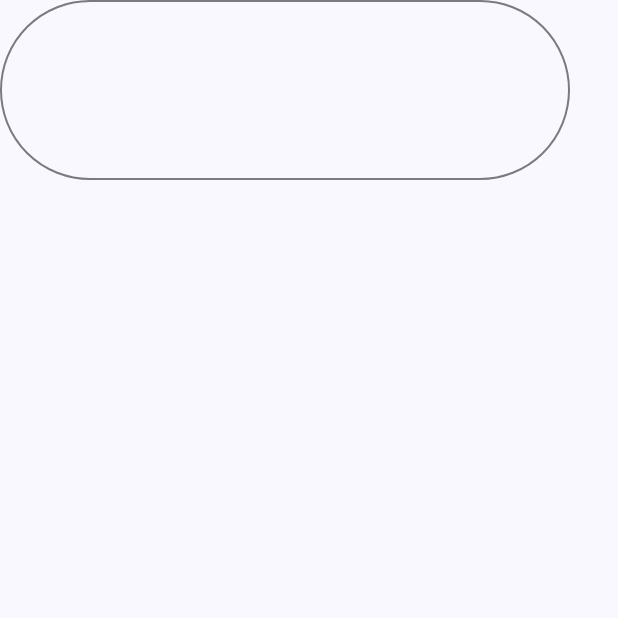
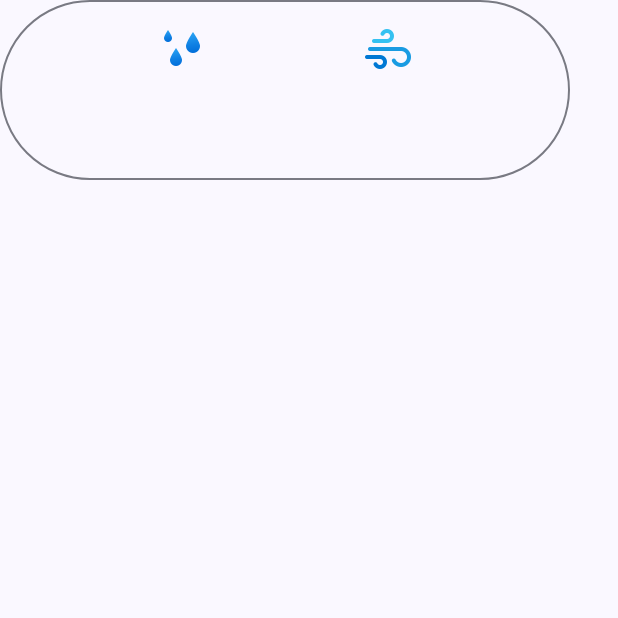
Before and after one commit to Tokelo-s-Evil-corp/weather-ui-mobile, an Android app built with Jetpack Compose: the composable CurrentWeather called with empty values, on a phone screen of 412 x 824 dp, the top half of it. Run offline under Robolectric (Android 15) with nearby library versions, the phone set to English and light mode, and no system bars.

Commit message:
Temp card icons added

```diff
--- a/app/src/main/java/com/example/reboot/ui/components/CurrentWeatherCard.kt
+++ b/app/src/main/java/com/example/reboot/ui/components/CurrentWeatherCard.kt
@@ -1,9 +1,12 @@
 package com.example.reboot.ui.components
 
+import androidx.compose.foundation.Image
 import androidx.compose.foundation.layout.Arrangement
 import androidx.compose.foundation.layout.Column
 import androidx.compose.foundation.layout.Row
+import androidx.compose.foundation.layout.Spacer
 import androidx.compose.foundation.layout.fillMaxSize
+import androidx.compose.foundation.layout.height
 import androidx.compose.foundation.layout.size
 import androidx.compose.foundation.shape.RoundedCornerShape
 import androidx.compose.material3.OutlinedCard
@@ -11,15 +14,15 @@ import androidx.compose.material3.Text
 import androidx.compose.runtime.Composable
 import androidx.compose.ui.Alignment
 import androidx.compose.ui.Modifier
+import androidx.compose.ui.res.painterResource
 import androidx.compose.ui.unit.dp
 import androidx.compose.ui.unit.sp
+import com.example.reboot.R
 
 @Composable
 fun CurrentWeather(
     humidity: String,
-    humidityIcon: String,
     windSpeed: String,
-    windSpeedIcon: String,
     humidityUnit: String,
     windSpeedUnit: String,
     humidityLabel: String,
@@ -29,32 +32,34 @@ fun CurrentWeather(
         modifier = Modifier.size(380.dp,120.dp),
         shape = RoundedCornerShape(80.dp)
     ) {
+        val windSpeedIconID = R.drawable.icons8_wind_96
+        val humidityIconID = R.drawable.icons8_wet_96
         Row(
             modifier = Modifier.fillMaxSize(),
             verticalAlignment = Alignment.CenterVertically,
             horizontalArrangement = Arrangement.SpaceEvenly
         ) {
-            StatColumn(icon = humidityIcon, stat = humidity, unit = humidityUnit, label = humidityLabel)
+            StatColumn(iconId = humidityIconID, stat = humidity, unit = humidityUnit, label = humidityLabel)
 
-            StatColumn(icon = windSpeedIcon, stat = windSpeed, unit = windSpeedUnit, label = windSpeedLabel)
+            StatColumn(iconId = windSpeedIconID, stat = windSpeed, unit = windSpeedUnit, label = windSpeedLabel)
         }
     }
 }
 
 @Composable
 fun StatColumn(
-    icon: String,
+    iconId: Int,
     stat: String,
     unit: String,
     label: String,
 ){
     Column(
-//        modifier = Modifier.fillMaxSize(),
         verticalArrangement = Arrangement.Center,
         horizontalAlignment = Alignment.CenterHorizontally
     ) {
-        Text(text = icon, fontSize = 13.sp)
-        Text(text = "$stat$unit", fontSize = 13.sp)
+        Image(painter = painterResource(id = iconId), contentDescription = "", Modifier.size(32.dp))
+        Spacer(modifier = Modifier.height(8.dp))
+        Text(text = "$stat$unit", fontSize = 16.sp)
         Text(text = label, fontSize = 12.sp)
     }
 }
--- a/app/src/main/java/com/example/reboot/ui/components/HourlyCardRow.kt
+++ b/app/src/main/java/com/example/reboot/ui/components/HourlyCardRow.kt
@@ -21,7 +21,7 @@ fun HourlyRow(
 ){
     val hourList = dateHourFilter(time)
     val tempList = todayListFilter(temperature)
-    val iconList = codeList(weatherCodes)
+    val iconList = codeList(weatherCodes,time)
 
     LazyRow(
         modifier = Modifier.fillMaxWidth()
```
Also changed, not shown: app/src/main/java/com/example/reboot/model/HelperFunctions.kt (+20 -4 lines), app/src/main/java/com/example/reboot/ui/components/Temperature.kt (+14 -10 lines), app/src/main/java/com/example/reboot/ui/screens/HomeScreen.kt (+9 -5 lines), app/src/main/res/drawable/icons8_night_48.png (added), app/src/main/res/drawable/icons8_night_96.png (added), app/src/main/res/drawable/icons8_rainy_night_48.png (added), app/src/main/res/drawable/icons8_rainy_night_96.png (added), app/src/main/res/drawable/icons8_wet_48.png (added), app/src/main/res/drawable/icons8_wet_96.png (added).
